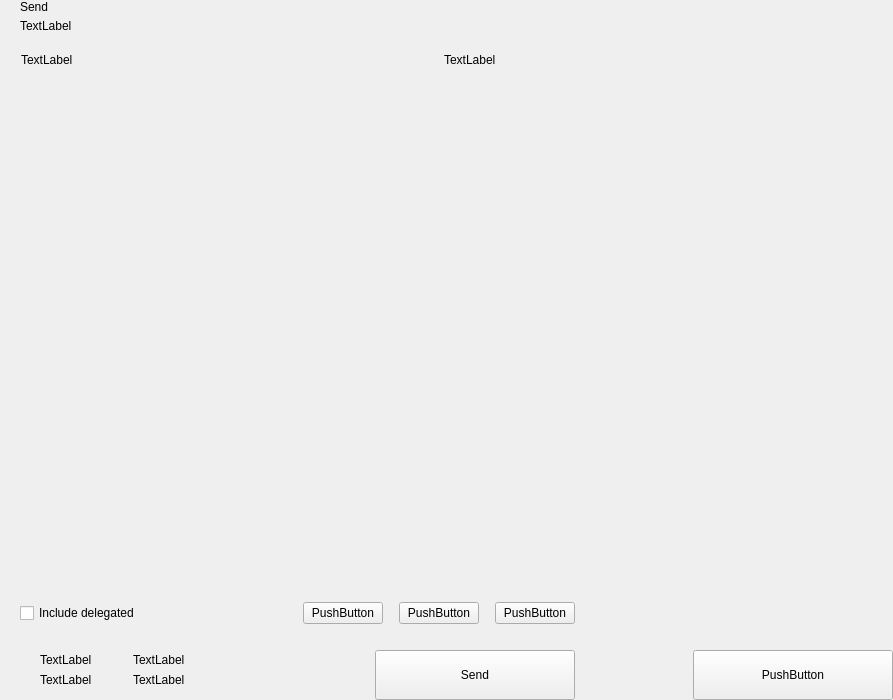
First picture: the form in src/qt/encocoin/forms/send.ui, repository kopernikus-git/xnk-1, before the edit.
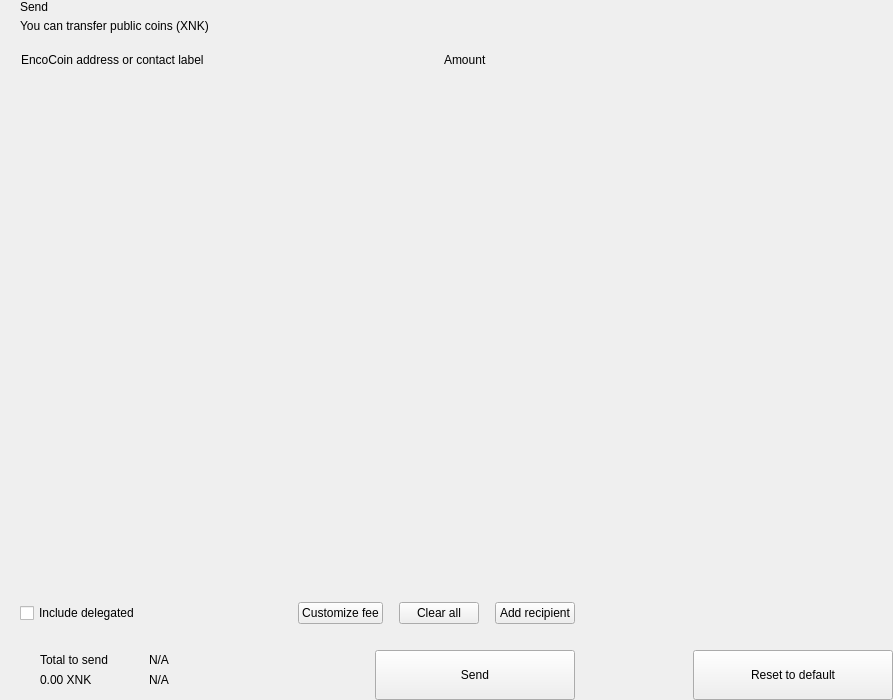
Second picture: the form after the edit. Custom widgets are drawn as their Qt base class.

Patch:
```diff
--- a/src/qt/encocoin/forms/send.ui
+++ b/src/qt/encocoin/forms/send.ui
@@ -81,7 +81,7 @@
             <item>
              <widget class="QLabel" name="labelSubtitle1">
               <property name="text">
-               <string>TextLabel</string>
+               <string>You can transfer public coins (XNK)</string>
               </property>
              </widget>
             </item>
@@ -148,7 +148,7 @@
              <string notr="true">margin-left:8px;</string>
             </property>
             <property name="text">
-             <string>TextLabel</string>
+             <string>EncoCoin address or contact label</string>
             </property>
            </widget>
           </item>
@@ -171,7 +171,7 @@
           <item>
            <widget class="QLabel" name="labelSubtitleAmount">
             <property name="text">
-             <string>TextLabel</string>
+             <string>Amount</string>
             </property>
            </widget>
           </item>
@@ -305,7 +305,7 @@
              <enum>Qt::NoFocus</enum>
             </property>
             <property name="text">
-             <string>PushButton</string>
+             <string>Customize fee</string>
             </property>
            </widget>
           </item>
@@ -334,7 +334,7 @@
              <enum>Qt::RightToLeft</enum>
             </property>
             <property name="text">
-             <string>PushButton</string>
+             <string>Clear all</string>
             </property>
            </widget>
           </item>
@@ -360,7 +360,7 @@
              <enum>Qt::NoFocus</enum>
             </property>
             <property name="text">
-             <string>PushButton</string>
+             <string>Add recipient</string>
             </property>
            </widget>
           </item>
@@ -464,14 +464,14 @@
                      <item>
                       <widget class="QLabel" name="labelTitleTotalSend">
                        <property name="text">
-                        <string>TextLabel</string>
+                        <string>Total to send</string>
                        </property>
                       </widget>
                      </item>
                      <item>
                       <widget class="QLabel" name="labelAmountSend">
                        <property name="text">
-                        <string>TextLabel</string>
+                        <string notr="true">0.00 XNK</string>
                        </property>
                       </widget>
                      </item>
@@ -536,14 +536,14 @@
                      <item>
                       <widget class="QLabel" name="labelTitleTotalRemaining">
                        <property name="text">
-                        <string>TextLabel</string>
+                        <string notr="true">N/A</string>
                        </property>
                       </widget>
                      </item>
                      <item>
                       <widget class="QLabel" name="labelAmountRemaining">
                        <property name="text">
-                        <string>TextLabel</string>
+                        <string notr="true">N/A</string>
                        </property>
                       </widget>
                      </item>
@@ -700,7 +700,7 @@
              <enum>Qt::NoFocus</enum>
             </property>
             <property name="text">
-             <string>PushButton</string>
+             <string>Reset to default</string>
             </property>
            </widget>
           </item>
```
